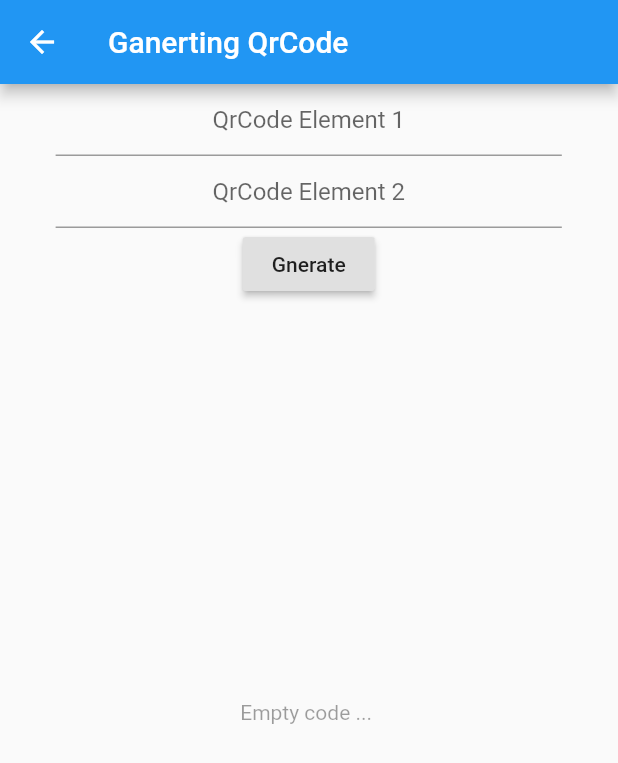
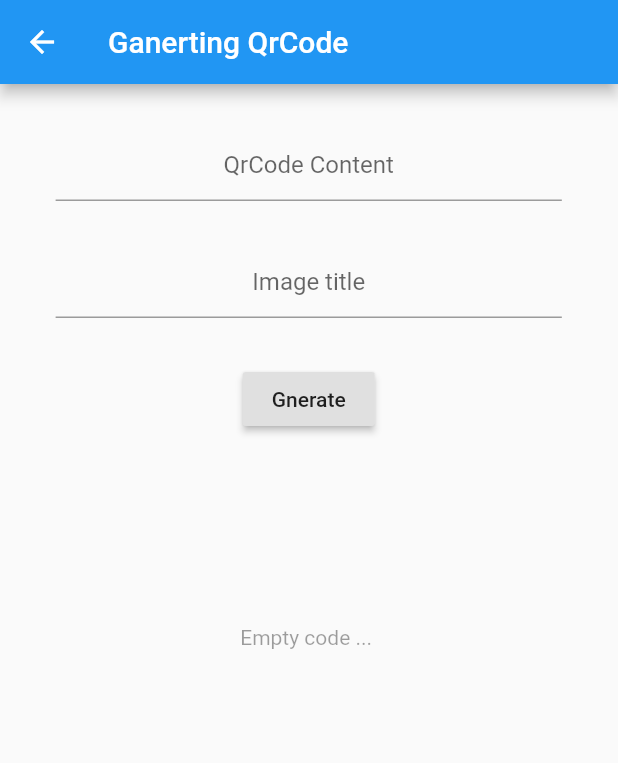
Before and after one commit to tahaTWM/VerySimpleQrCodeReaderAndGenerator, a Flutter app: the Ganerate screen opened directly, after a tap on "Gnerate", on a phone screen of 412 x 824 dp. Shown: the top 763 px of the screen. Run offline on Flutter 3.47's test engine with Material 2 defaults, Android fonts, the phone set to English and light mode, and no system bars; our stand-ins replace flutter_linkify, image_gallery_saver, permission_handler; missing offline and left inert: qrscan.

Commit message:
Sun 08/21/2022,  9:26:25.74

```diff
--- a/lib/ganerate.dart
+++ b/lib/ganerate.dart
@@ -1,5 +1,6 @@
 import 'dart:typed_data';
 import 'package:flutter/material.dart';
+import 'package:image_gallery_saver/image_gallery_saver.dart';
 import 'package:qrscan/qrscan.dart' as scanner;
 
 class Ganerate extends StatefulWidget {
@@ -8,8 +9,9 @@ class Ganerate extends StatefulWidget {
 }
 
 class _GanerateState extends State<Ganerate> {
-  TextEditingController _input1Controller;
-  TextEditingController _input2Controller;
+  late TextEditingController _input1Controller;
+  late TextEditingController _input2Controller;
+
   @override
   initState() {
     super.initState();
@@ -17,11 +19,18 @@ class _GanerateState extends State<Ganerate> {
     this._input2Controller = new TextEditingController();
   }
 
+  saveIamge() async {
+    final result = await ImageGallerySaver.saveImage(bytes,
+        quality: 100, name: _input2Controller.text);
+    print(result);
+  }
+
   var outputScandata;
   Uint8List bytes = Uint8List(0);
   Future _generateBarCode(String inputCode) async {
     Uint8List result = await scanner.generateBarCode(inputCode);
     this.setState(() => this.bytes = result);
+    saveIamge();
   }
 
   @override
@@ -37,31 +46,31 @@ class _GanerateState extends State<Ganerate> {
           width: MediaQuery.of(context).size.width / 1.1,
           child: Column(
             children: <Widget>[
+              SizedBox(height: 30),
               TextField(
-                decoration: InputDecoration(hintText: "QrCode Element 1"),
+                decoration: InputDecoration(hintText: "QrCode Content"),
                 textAlign: TextAlign.center,
                 controller: _input1Controller,
               ),
+              SizedBox(height: 30),
               TextField(
-                decoration: InputDecoration(hintText: "QrCode Element 2"),
+                decoration: InputDecoration(hintText: "Image title"),
                 textAlign: TextAlign.center,
                 controller: _input2Controller,
               ),
+              SizedBox(height: 30),
               RaisedButton(
                 onPressed: () {
                   FocusScope.of(context).unfocus();
-                  _generateBarCode(
-                      "${_input1Controller.text} ${_input2Controller.text}");
+                  _generateBarCode("${_input1Controller.text}");
                   setState(() {
-                    outputScandata =
-                        "${_input1Controller.text} ${_input2Controller.text}";
+                    outputScandata = "${_input1Controller.text}";
                   });
                 },
                 child: Text("Gnerate"),
               ),
+              SizedBox(height: 40),
               Container(
-                // width: MediaQuery.of(context).size.width / 1.5,
-                height: MediaQuery.of(context).size.height / 1.5,
                 child: Center(
                   child: _qrCodeWidget(bytes),
                   // QrImage(data: outputScandata.toString()),
```
Also changed, not shown: lib/scan.dart (+7 -5 lines), pubspec.yaml (+4 -5 lines), pubspec.lock, 4 other files.
